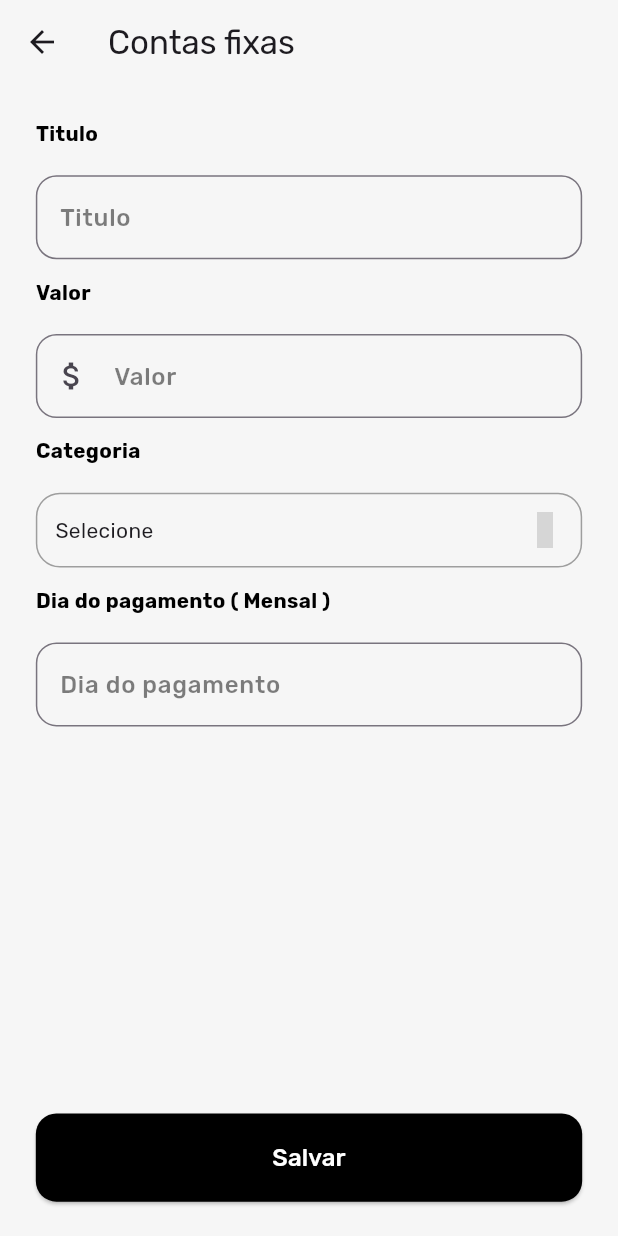
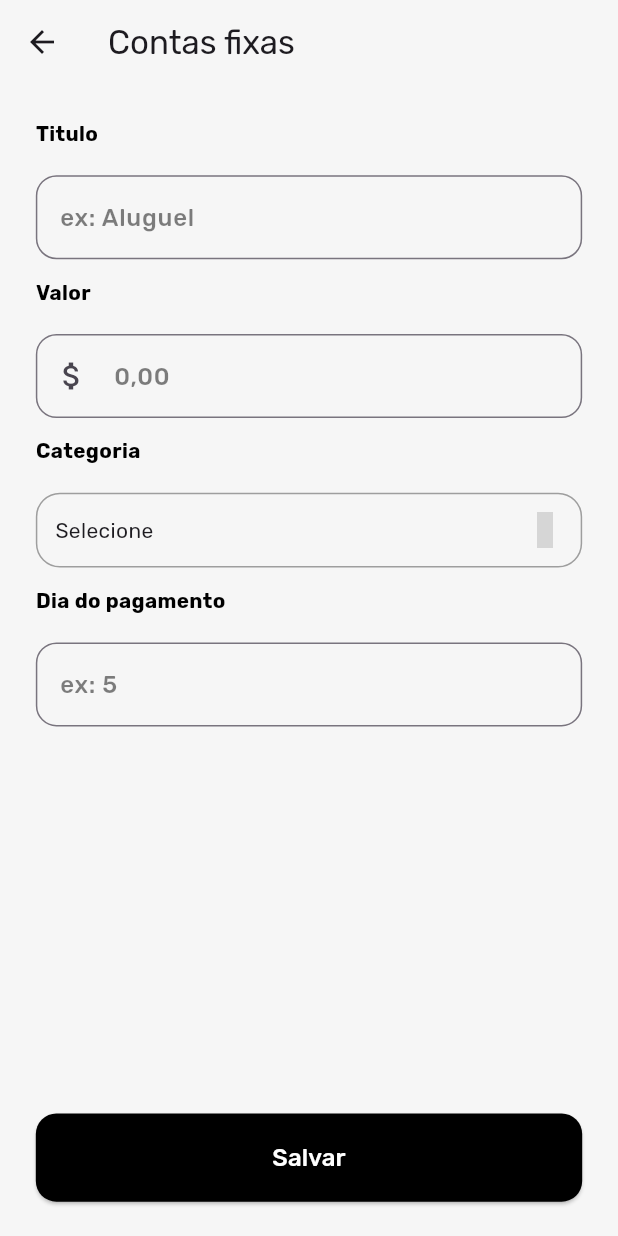
Before and after one commit to marianaoliveira1/Organizamais, a Flutter app: the FixedAccotunsPage screen opened by its route, on a phone screen of 412 x 824 dp. Run offline on Flutter 3.47's test engine with Material 3 defaults, Android fonts, the light colour scheme and no system bars; our stand-ins replace cloud_firestore, firebase_auth, firebase_core, fl_chart, flutter_screenutil, get and 3 more; accounts and stored records are empty; grey boxes are pictures that could not be loaded.

```diff
--- a/lib/page/initial/pages/fixed_accotuns_page.dart
+++ b/lib/page/initial/pages/fixed_accotuns_page.dart
@@ -43,7 +43,7 @@ class _FixedAccotunsPageState extends State<FixedAccotunsPage> {
               title: "Titulo",
             ),
             DefaultTextFieldTransaction(
-              hintText: 'Titulo',
+              hintText: 'ex: Aluguel',
               controller: titleController,
               keyboardType: TextInputType.text,
             ),
@@ -54,7 +54,7 @@ class _FixedAccotunsPageState extends State<FixedAccotunsPage> {
               title: "Valor",
             ),
             DefaultTextFieldTransaction(
-              hintText: 'Valor',
+              hintText: '0,00',
               controller: valueController,
               icon: Icon(
                 Icons.attach_money,
@@ -79,10 +79,10 @@ class _FixedAccotunsPageState extends State<FixedAccotunsPage> {
               height: 10.h,
             ),
             DefaultTitleTransaction(
-              title: "Dia do pagamento ( Mensal )",
+              title: "Dia do pagamento ",
             ),
             DefaultTextFieldTransaction(
-              hintText: 'Dia do pagamento',
+              hintText: 'ex: 5',
               controller: dayOfTheMonthController,
               keyboardType: TextInputType.number,
             ),
--- a/lib/page/transaction_page.dart/transaction_page.dart
+++ b/lib/page/transaction_page.dart/transaction_page.dart
@@ -12,10 +12,12 @@ import 'widget/title_transaction.dart';
 
 class TransactionPage extends StatefulWidget {
   final String? type;
+  final String? transactionType;
 
   const TransactionPage({
     super.key,
     this.type,
+    this.transactionType,
   });
 
   @override
```
Also changed, not shown: lib/page/initial/initial_page.dart (+6 -17 lines), lib/page/initial/widget/fixed_accounts.dart (+4 -8 lines).
